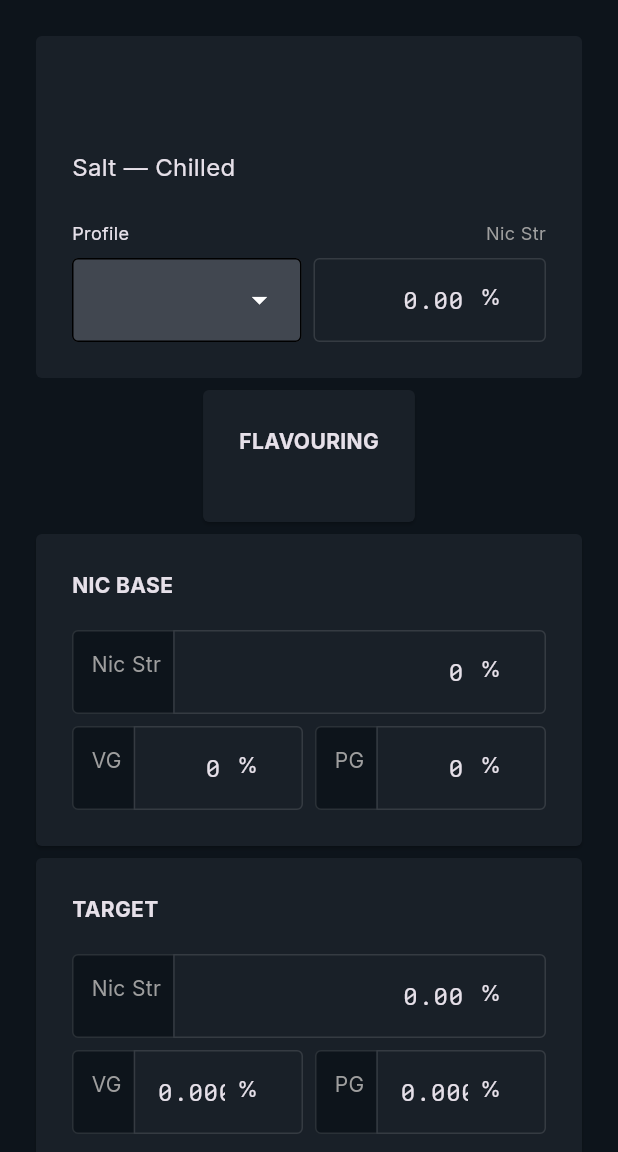
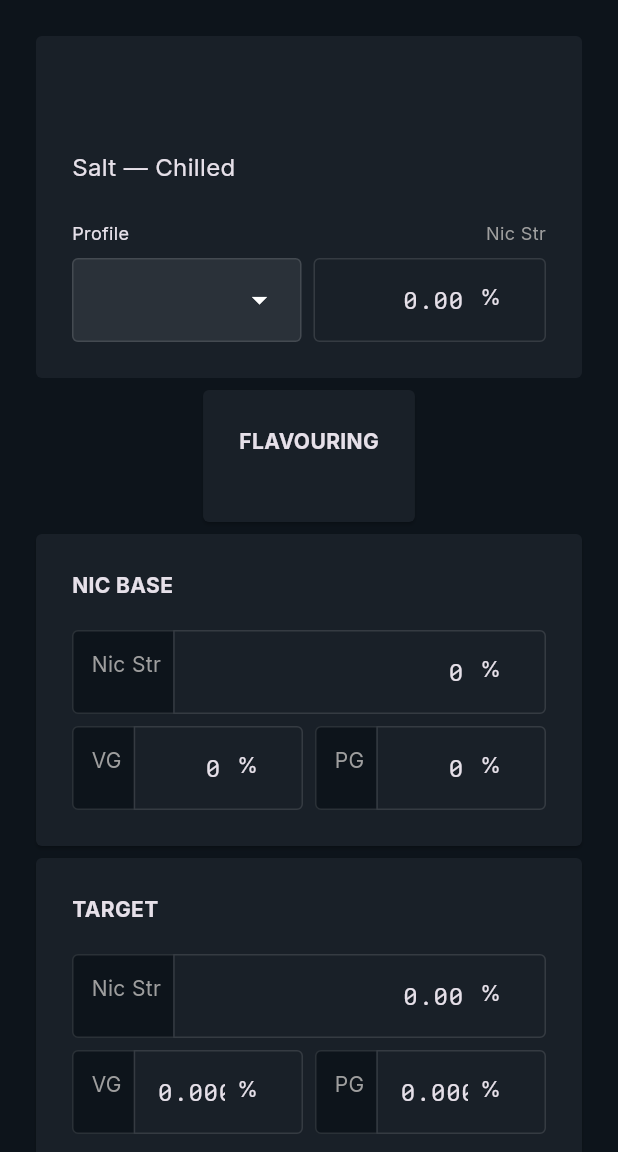
Before and after one commit to danielclamor/elchemist, a Flutter app: the RecipeDetailsView screen opened directly with empty values, on a phone screen of 412 x 824 dp, the part 84-1236 px from its top. Run offline on Flutter 3.47's test engine with Material 3 defaults, Android fonts, the phone set to English and light mode, and no system bars; our stand-ins replace gap, google_fonts; missing offline and left inert: window_manager; accounts and stored records are empty.

Commit message:
adjust colors

```diff
--- a/lib/components/atoms/el_dropdown_menu.dart
+++ b/lib/components/atoms/el_dropdown_menu.dart
@@ -57,8 +57,8 @@ class ElDropdownMenu<T> extends StatelessWidget {
               ThemeData(brightness: Brightness.dark).textTheme,
             ).bodyMedium,
             inputDecorationTheme: InputDecorationTheme(
-              enabledBorder: const OutlineInputBorder(
-                borderSide: BorderSide(),
+              enabledBorder: OutlineInputBorder(
+                borderSide: BorderSide(color: Theme.of(context).focusColor),
               ),
               disabledBorder: const OutlineInputBorder(
                 borderSide: BorderSide(),
@@ -70,6 +70,7 @@ class ElDropdownMenu<T> extends StatelessWidget {
                 ),
               ),
               filled: !ignoring,
+              fillColor: Theme.of(context).colorScheme.surfaceContainer,
             ),
             dropdownMenuEntries: dropdownMenuEntries,
             onSelected: onSelected,
--- a/lib/components/atoms/el_text_field.dart
+++ b/lib/components/atoms/el_text_field.dart
@@ -86,6 +86,7 @@ class ElTextField extends StatelessWidget {
                 ),
         ),
         filled: !readOnly,
+        fillColor: Theme.of(context).colorScheme.surfaceContainer,
         prefixIcon: prefix != null
             ? Padding(
                 padding: const EdgeInsets.fromLTRB(
```
